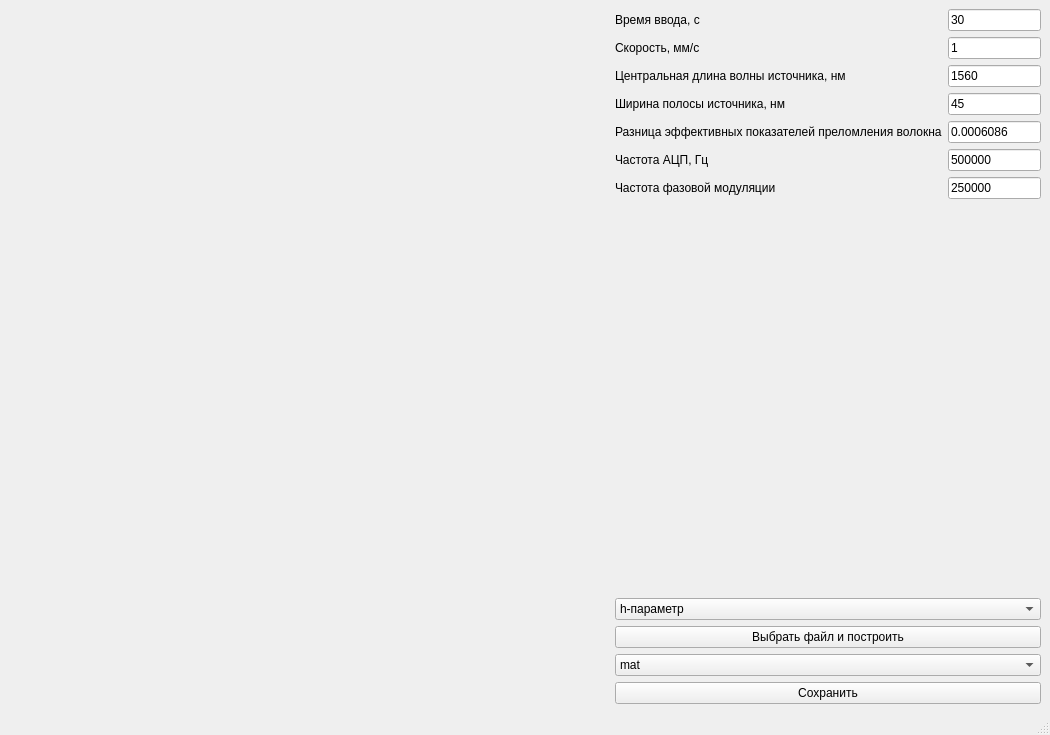
First picture: the form in GUI/mainwindow.ui, repository AnkushinDaniil/Analizator, before the edit.
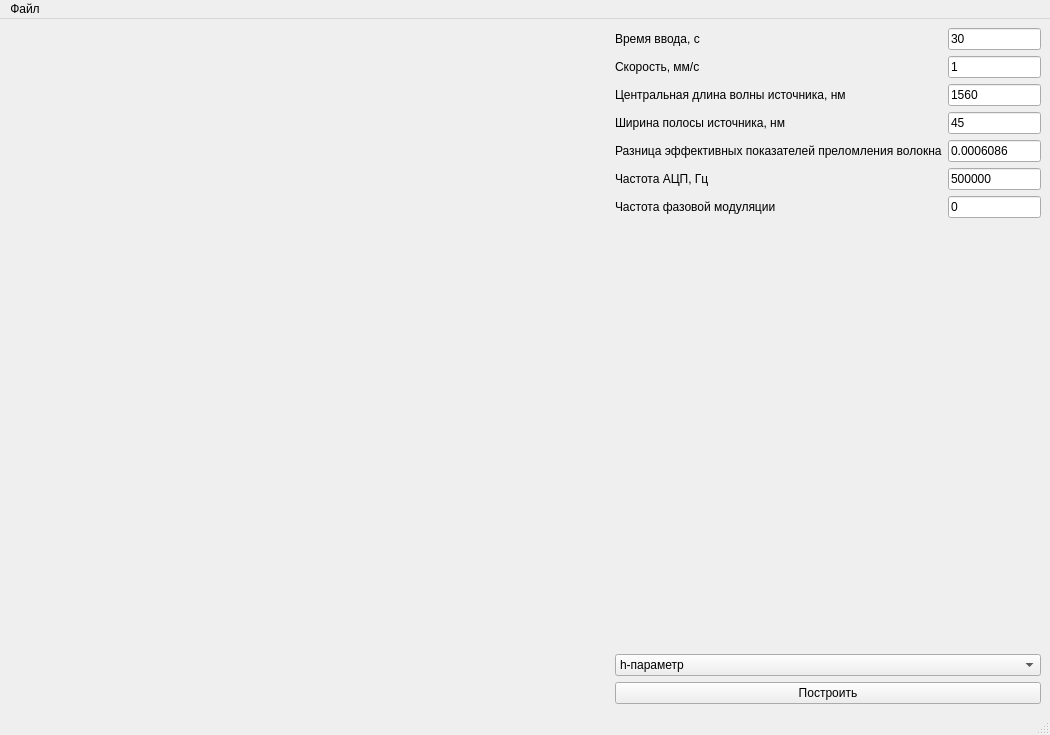
Second picture: the form after the edit. Custom widgets are drawn as their Qt base class.

Commit message: Сделал кнопку сохранения, добавил будущие типы файлов. Кнопка пока не работает

Patch:
```diff
--- a/GUI/mainwindow.ui
+++ b/GUI/mainwindow.ui
@@ -137,7 +137,7 @@
         <item row="6" column="1">
          <widget class="QLineEdit" name="phase_modulation_frequency">
           <property name="text">
-           <string>250000</string>
+           <string>0</string>
           </property>
          </widget>
         </item>
@@ -155,20 +155,9 @@
           <string>Видность</string>
          </property>
         </item>
-       </widget>
-      </item>
-      <item>
-       <widget class="QPushButton" name="openButton">
-        <property name="text">
-         <string>Выбрать файл и построить</string>
-        </property>
-       </widget>
-      </item>
-      <item>
-       <widget class="QComboBox" name="exportFile">
         <item>
          <property name="text">
-          <string>mat</string>
+          <string>Интерференция</string>
          </property>
         </item>
         <item>
@@ -189,9 +178,9 @@
        </widget>
       </item>
       <item>
-       <widget class="QPushButton" name="saveButton">
+       <widget class="QPushButton" name="buildButton">
         <property name="text">
-         <string>Сохранить</string>
+         <string>Построить</string>
         </property>
        </widget>
       </item>
@@ -208,6 +197,15 @@
      <height>26</height>
     </rect>
    </property>
+   <widget class="QMenu" name="menu">
+    <property name="title">
+     <string>Файл</string>
+    </property>
+    <addaction name="newButton"/>
+    <addaction name="openButton"/>
+    <addaction name="saveButton"/>
+   </widget>
+   <addaction name="menu"/>
   </widget>
   <widget class="QStatusBar" name="statusbar"/>
  </widget>
```
Left out of the diff: 29 changed lines with no effect on the pictures. The commit also changes 3 other files.
